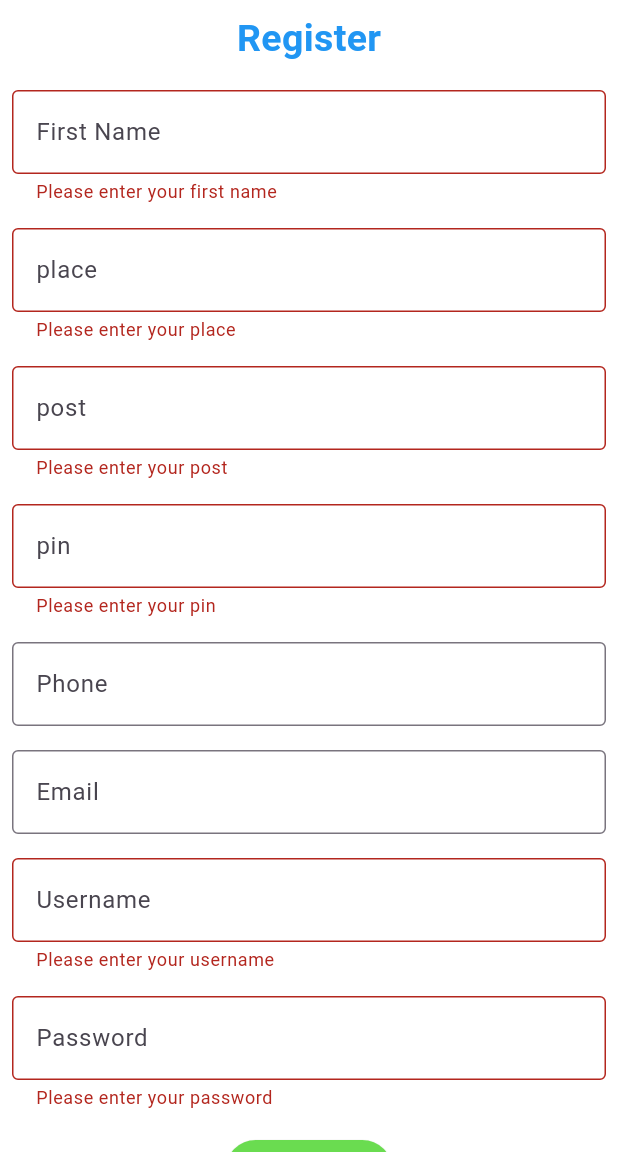
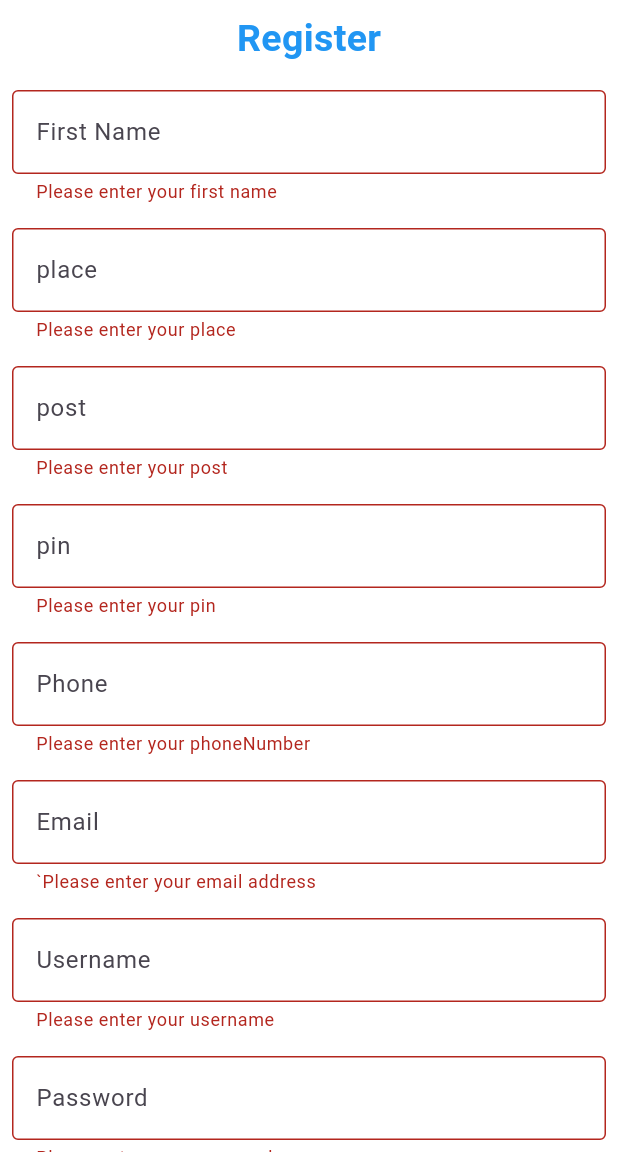
Before and after one commit to Raseelp/AIEmergency-App, a Flutter app: the Registration screen opened directly, after a tap on "Submit", on a phone screen of 412 x 824 dp, the part 84-1236 px from its top. Run offline on Flutter 3.47's test engine with Material 3 defaults, Android fonts, the phone set to English and light mode, and no system bars; our stand-ins replace flutter_map, fluttertoast, font_awesome_flutter, geocoding, geolocator, latlong2 and 2 more; accounts and stored records are empty.

Commit message:
Validated Flutter

```diff
--- a/lib/Pages/login.dart
+++ b/lib/Pages/login.dart
@@ -110,27 +110,32 @@ class _loginState extends State<login> {
                         if (type == 'user') {
                           String lid = jasondata['lid'].toString();
                           sh.setString("lid", lid);
-                          // Navigator.push(context,
-                          //     MaterialPageRoute(
-                          //         builder: (context) => sapp()));
 
                           Navigator.push(context,
                               MaterialPageRoute(builder: (context) => Home()));
                         } else if (type == 'ambulance') {
                           String lid = jasondata['lid'].toString();
                           sh.setString("lid", lid);
-                          // Navigator.push(context,
-                          //     MaterialPageRoute(builder: (context) => AmbPP()));
 
                           Navigator.push(
-                              context,
-                              MaterialPageRoute(
-                                  builder: (context) => AmbulanceHome()));
+                            context,
+                            MaterialPageRoute(
+                              builder: (context) => AmbulanceHome(),
+                            ),
+                          );
                         } else {
                           print("error");
                         }
                       } else {
-                        print("error");
+                        ScaffoldMessenger.of(context).showSnackBar(
+                          const SnackBar(
+                            content: Text(
+                              "Username And Password Does Not Match",
+                            ),
+                            backgroundColor: Colors.red,
+                            duration: Duration(seconds: 2),
+                          ),
+                        );
                       }
                     },
                     style: ElevatedButton.styleFrom(
--- a/lib/Pages/registration.dart
+++ b/lib/Pages/registration.dart
@@ -56,10 +56,10 @@ class _RegistrationState extends State<Registration> {
                     ),
                   ),
                   Padding(
-                    padding: EdgeInsets.all(8.0),
+                    padding: const EdgeInsets.all(8.0),
                     child: TextFormField(
                       controller: fnameController,
-                      decoration: InputDecoration(
+                      decoration: const InputDecoration(
                         fillColor: Colors.white,
                         border: OutlineInputBorder(),
                         hintText: "First Name",
@@ -72,23 +72,6 @@ class _RegistrationState extends State<Registration> {
                       },
                     ),
                   ),
-                  // Padding(
-                  //   padding: EdgeInsets.all(8.0),
-                  //   child: TextFormField(
-                  //     controller: lnameController,
-                  //     decoration: InputDecoration(
-                  //       fillColor: Colors.white,
-                  //       border: OutlineInputBorder(),
-                  //       hintText: "Last Name",
-                  //     ),
-                  //     validator: (value) {
-                  //       if (value!.isEmpty) {
-                  //         return 'Please enter your last name';
-                  //       }
-                  //       return null; // Return null if the input is valid
-                  //     },
-                  //   ),
-                  // ),
                   Padding(
                     padding: const EdgeInsets.all(8.0),
                     child: TextFormField(
@@ -107,10 +90,10 @@ class _RegistrationState extends State<Registration> {
                     ),
                   ),
                   Padding(
-                    padding: EdgeInsets.all(8.0),
+                    padding: const EdgeInsets.all(8.0),
                     child: TextFormField(
                       controller: postController,
-                      decoration: InputDecoration(
+                      decoration: const InputDecoration(
                         fillColor: Colors.white,
                         border: OutlineInputBorder(),
                         hintText: "post",
@@ -124,10 +107,10 @@ class _RegistrationState extends State<Registration> {
                     ),
                   ),
                   Padding(
-                    padding: EdgeInsets.all(8.0),
+                    padding: const EdgeInsets.all(8.0),
                     child: TextFormField(
                       controller: pinController,
-                      decoration: InputDecoration(
+                      decoration: const InputDecoration(
                         fillColor: Colors.white,
                         border: OutlineInputBorder(),
                         hintText: "pin",
@@ -136,35 +119,71 @@ class _RegistrationState extends State<Registration> {
                         if (value!.isEmpty) {
                           return 'Please enter your pin';
                         }
+                        if (value.length < 6) {
+                          return 'Please enter a valid pin';
+                        }
                         return null; // Return null if the input is valid
                       },
                     ),
                   ),
                   Padding(
-                    padding: EdgeInsets.all(8.0),
+                    padding: const EdgeInsets.all(8.0),
                     child: TextFormField(
                       controller: phoneController,
-                      decoration: InputDecoration(
+                      decoration: const InputDecoration(
                         fillColor: Colors.white,
                         border: OutlineInputBorder(),
                         hintText: "Phone",
                       ),
+                      validator: (value) {
+                        if (value!.isEmpty) {
+                          return 'Please enter your phoneNumber';
+                        }
+                        if (value.length < 10) {
+                          return 'Please enter a valid phone number';
+                        }
+                        if (value.length > 10) {
+                          return 'Please enter a valid phone number';
+                        }
+                        if (value.contains(RegExp(r'[A-Z]'))) {
+                          return 'Please enter a valid phone number';
+                        }
+                        if (value.contains(RegExp(r'[a-z]'))) {
+                          return 'Please enter a valid phone number';
+                        }
+
+                        return null; // Return null if the input is valid
+                      },
                     ),
                   ),
                   Padding(
-                      padding: EdgeInsets.all(8.0),
-                      child: TextFormField(
-                          controller: emailController,
-                          decoration: InputDecoration(
-                            fillColor: Colors.white,
-                            border: OutlineInputBorder(),
-                            hintText: "Email",
-                          ))),
+                    padding: const EdgeInsets.all(8.0),
+                    child: TextFormField(
+                      controller: emailController,
+                      decoration: const InputDecoration(
+                        fillColor: Colors.white,
+                        border: OutlineInputBorder(),
+                        hintText: "Email",
+                      ),
+                      validator: (value) {
+                        if (value!.isEmpty) {
+                          return '`Please enter your email address';
+                        }
+                        if (!value.contains('@')) {
+                          return 'Email must contain @';
+                        }
+                        if (!value.contains('.')) {
+                          return 'Email must contain .';
+                        }
+                        return null; // Return null if the input is valid
+                      },
+                    ),
+                  ),
                   Padding(
-                      padding: EdgeInsets.all(8.0),
+                      padding: const EdgeInsets.all(8.0),
                       child: TextFormField(
                         controller: usernameController,
-                        decoration: InputDecoration(
+                        decoration: const InputDecoration(
                           fillColor: Colors.white,
                           border: OutlineInputBorder(),
                           hintText: "Username",
@@ -177,10 +196,10 @@ class _RegistrationState extends State<Registration> {
                         },
                       )),
                   Padding(
-                      padding: EdgeInsets.all(8.0),
+                      padding: const EdgeInsets.all(8.0),
                       child: TextFormField(
                         controller: passwordController,
-                        decoration: InputDecoration(
+                        decoration: const InputDecoration(
                           fillColor: Colors.white,
                           border: OutlineInputBorder(),
                           hintText: "Password",
@@ -189,15 +208,18 @@ class _RegistrationState extends State<Registration> {
                           if (value!.isEmpty) {
                             return 'Please enter your password';
                           }
+                          if (value.length < 8) {
+                            return 'Password must be at least 8 characters long';
+                          }
+
                           return null; // Return null if the input is valid
                         },
                       )),
                   Padding(
-                    padding: EdgeInsets.all(8.0),
+                    padding: const EdgeInsets.all(8.0),
                     child: ElevatedButton.icon(
                       onPressed: () async {
                         if (!_formKey.currentState!.validate()) {
-                          print("vvvvvvvvvvvvvvvvvvv");
                         } else {
                           final sh = await SharedPreferences.getInstance();
                           String fname = fnameController.text.toString();
```
